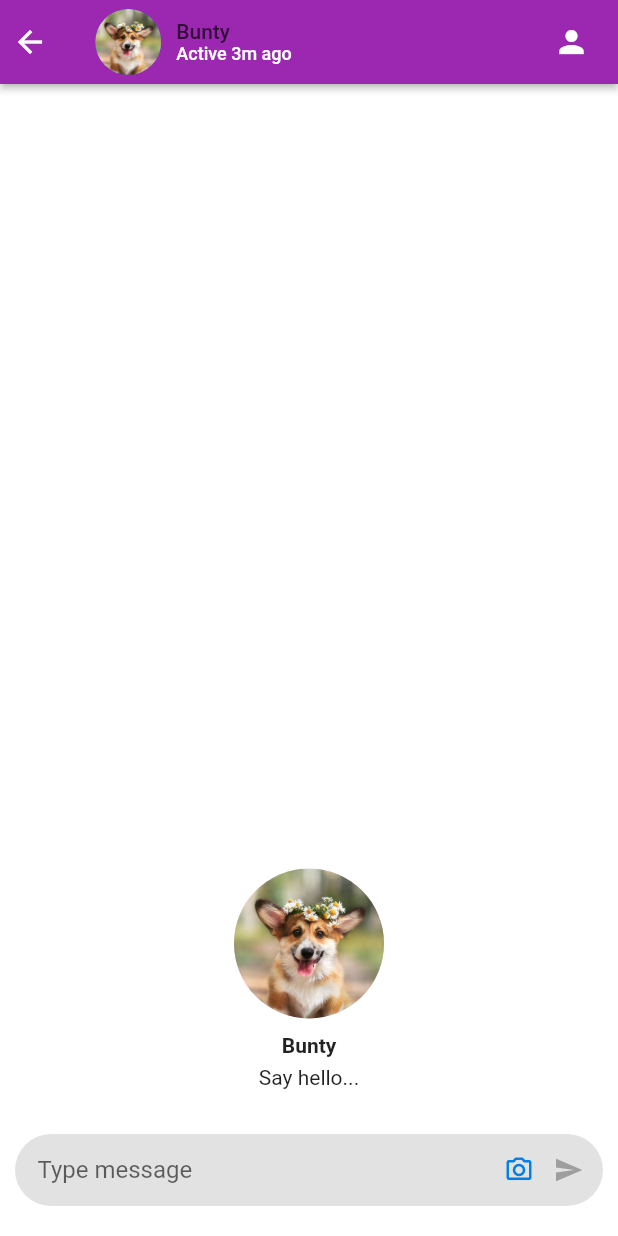
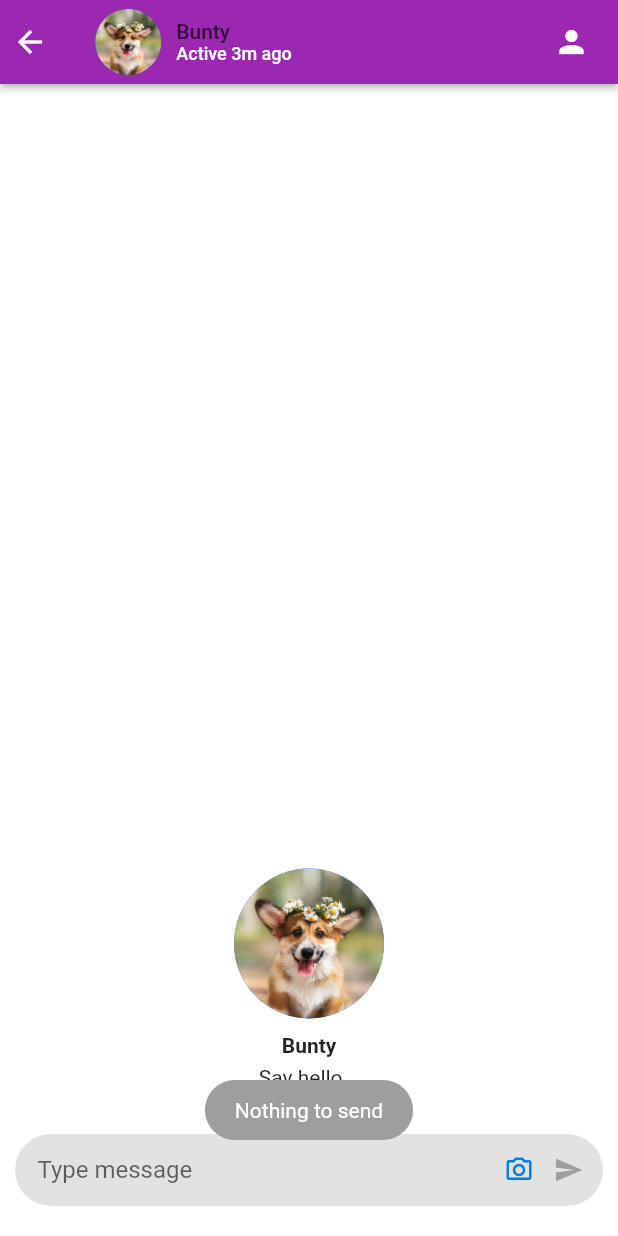
Before and after one commit to pari1bhatt/wanted_umbrella, a Flutter app: the MessageScreen screen opened by its route, after a tap on the "send" icon, on a phone screen of 412 x 824 dp. Run offline on Flutter 3.47's test engine with Material 2 defaults, Android fonts, the phone set to English and light mode, and no system bars; our stand-ins replace awesome_dialog, cloud_firestore, file_picker, firebase_auth, firebase_core, firebase_storage and 4 more; accounts and stored records are empty.

Commit message:
Static chat implemented between two user "shrisha01@gmail.com" and "guna@gmail.com"

```diff
--- a/lib/pages/chat/message_screen.dart
+++ b/lib/pages/chat/message_screen.dart
@@ -1,11 +1,30 @@
+import 'package:cloud_firestore/cloud_firestore.dart';
 import 'package:flutter/material.dart';
+import 'package:fluttertoast/fluttertoast.dart';
 import 'package:wanted_umbrella/models/chat_message.dart';
 import 'package:wanted_umbrella/utils/constants.dart';
+
+import '../../models/userChat.dart';
+import '../../providers/chatProvider.dart';
+import '../../utils/firestore_constants.dart';
+import 'package:provider/provider.dart';
+
+import '../on_boarding/on_boarding_provider.dart';
 
 class MessageScreen extends StatefulWidget {
   final bool isChatBot;
 
-  const MessageScreen({this.isChatBot = false, Key? key}) : super(key: key);
+  /*final String roomID;
+  final UserChat userChat;
+  final UserChat currUser;*/
+
+
+  const MessageScreen(
+      {this.isChatBot = false,
+        /*required this.roomID,
+        required this.userChat,
+        required this.currUser,*/
+    Key? key}) : super(key: key);
 
   @override
   State<MessageScreen> createState() => _MessageScreenState();
@@ -15,17 +34,73 @@ class _MessageScreenState extends State<MessageScreen> {
   final chatInputController = TextEditingController();
   final ScrollController _scrollController = ScrollController();
   bool haveText = false;
+  bool needJump_toEnd = false;
+
 
   @override
+  void dispose() {
+    chatInputController.dispose();
+    _scrollController.dispose();
+    super.dispose();
+  }
+  // handle send message
+  void handleSend_message(ChatProvider chatProvider) {
+    if (haveText) {
+      setState(() {
+        needJump_toEnd = true;
+      });
+
+      ChatMessage chatMessage = new ChatMessage(
+        roomID: chatProvider.roomId,//widget.roomID,
+        FromUser: chatProvider.currentUserId,//widget.currUser.id.toString(),
+        text: chatInputController.text,
+        type: FirestoreContants.type_message_text,
+        time: DateTime.now().toString(),
+      );
+      chatProvider.sendChatMessage(chatMessage, chatProvider.roomId/*widget.roomID*/).then((value) {
+        chatInputController.text = "";
+        // show send animation
+        _scrollController.animateTo(_scrollController.position.maxScrollExtent,
+            duration: const Duration(milliseconds: 300), curve: Curves.easeOut);
+        stop_sendAnimation();
+        setState(() {
+          haveText = false;
+        });
+      });
+    } else {
+      Fluttertoast.showToast(
+          msg: 'Nothing to send', backgroundColor: Colors.grey);
+    }
+  }
+
+  // stop send animation for receive message after 300 milliseconds
+  // becase we need 300 milliseconds to show animation send
+  void stop_sendAnimation() async {
+    await Future.delayed(const Duration(milliseconds: 300), () {
+      setState(() {
+        needJump_toEnd = false;
+      });
+    });
+  }
+
+  void autoScroll_toEnd() {
+    if (_scrollController.hasClients) {
+      _scrollController.jumpTo(_scrollController.position.maxScrollExtent);
+    } else {
+      setState(() => null);
+    }
+  }
+  @override
   Widget build(BuildContext context) {
+    final chatProvider = Provider.of<ChatProvider>(context);
     return Scaffold(
-      appBar: buildAppbar(context),
-      body: buildBody(context),
+      appBar: buildAppbar(context,chatProvider),
+      body: buildBody(context,chatProvider),
     );
   }
 
   // appbar
-  AppBar buildAppbar(BuildContext context) {
+  AppBar buildAppbar(BuildContext context,ChatProvider chatProvider) {
     return AppBar(
       leadingWidth: 40,
       elevation: 2,
@@ -61,24 +136,31 @@ class _MessageScreenState extends State<MessageScreen> {
   }
 
   // body
-  SafeArea buildBody(BuildContext context) {
+  SafeArea buildBody(BuildContext context,ChatProvider chatProvider) {
     return SafeArea(
         child: Container(
       color: Colors.grey.withOpacity(0.00),
       child: Column(
         children: [
           Expanded(
-            child: ChatMessageList(),
+            child: ChatMessageList(chatProvider),
           ),
-          chatInputField(),
+          chatInputField(chatProvider),
         ],
       ),
     ));
   }
 
   // list message
-  Widget ChatMessageList() {
-    if (true) {
+  Widget ChatMessageList(ChatProvider chatProvider) {
+    return StreamBuilder<QuerySnapshot>(
+      stream: chatProvider.getMessageWithChatroomID(chatProvider.roomId/*widget.roomID*/),
+      builder: (BuildContext context, AsyncSnapshot<QuerySnapshot> snapshot) {
+        if (snapshot.hasData) {
+          // if we got data
+          if (snapshot.data!.docs.length == 0) {
+            // if they haven't sent message
+
             return Center(
               child: Column(
                 mainAxisAlignment: MainAxisAlignment.end,
@@ -86,53 +168,73 @@ class _MessageScreenState extends State<MessageScreen> {
                   CircleAvatar(
                     backgroundImage: AssetImage(widget.isChatBot ? GetImages.robot_icon : GetImages.dog3),
                     radius: 50,
-              backgroundColor: GetColors.purple.withOpacity(0.2),
                   ),
-            const SizedBox(height: 10),
+                  SizedBox(
+                    height: 10,
+                  ),
                   Text(
                     widget.isChatBot ? "Chatbot" :"Bunty",
                     style: TextStyle(fontWeight: FontWeight.bold),
                   ),
-            const SizedBox(height: 5),
-            Text(widget.isChatBot ? "Ask Something..." : "Say hello..."),
-            const SizedBox(height: 20),
+                  SizedBox(
+                    height: 5,
+                  ),
+                  Text("Say hello..."),
+                  SizedBox(
+                    height: 20,
+                  ),
                 ],
               ),
             );
           } else {
+            // if they have sent message
+            WidgetsBinding.instance?.addPostFrameCallback((_) {
+              // when we sen message we need the send animation,
+              // but when we got the receive message we don't need animation
+              if (!needJump_toEnd) autoScroll_toEnd();
+            });
+
             // convert QuerySnapShot to List data
             List<ChatMessage> messageData = [];
-      for (int i = 0; i < 6; i++) {
-        String UserIDSent = "user_id";
+            for (int i = 0; i < snapshot.data!.docs.length; i++) {
+              String UserID_sent =
+              snapshot.data!.docs[i][FirestoreContants.FromUser_message];
 
               messageData.add(ChatMessage(
-          roomID: "2",
-          FromUser: "FromUser$i",
-          text: "Sample text message",
-          type: "type",
-          time: "time",
-        ));
+                  roomID: chatProvider.roomId/*widget.roomID*/,
+                  FromUser: snapshot.data!.docs[i]
+                  [FirestoreContants.FromUser_message],
+                  text: snapshot.data!.docs[i][FirestoreContants.text_message],
+                  type: snapshot.data!.docs[i][FirestoreContants.type_message],
+                  time: snapshot.data!.docs[i]
+                  [FirestoreContants.time_message]));
             }
 
             return ListView.builder(
                 controller: _scrollController,
-          itemCount: 6,
+                itemCount: snapshot.data!.docs.length,
                 itemBuilder: (context, index) {
-            return messageData[index].FromUser == "FromUser5"
+                  return messageData[index].FromUser == chatProvider.currentUserId/*widget.currUser.id*/
                       ? itemMessage_Sender(
                     message: messageData[index].text,
                   )
                       : itemMessage_receiver(
-                    photo: GetImages.dog4,
+                    photo: /*widget.userChat.photo!*/"",
                     message: messageData[index].text,
-                    // chatProvider: chatProvider,
+                    chatProvider: chatProvider,
                   );
                 });
           }
+        } else
+          return Center(
+            child: Text("Loading..."),
+          );
+      },
+    );
   }
 
   // chat input
-  Widget chatInputField() {
+  Widget chatInputField(ChatProvider chatProvider) {
     return Row(
       children: [
         const SizedBox(width: 10),
@@ -148,14 +250,14 @@ class _MessageScreenState extends State<MessageScreen> {
                 Expanded(
                     child: TextField(
                   onChanged: (text) {
-                    // if (text.length > 0)
-                    //   setState(() {
-                    //     haveText = true;
-                    //   });
-                    // else
-                    //   setState(() {
-                    //     haveText = false;
-                    //   });
+                    if (text.length > 0)
+                      setState(() {
+                        haveText = true;
+                      });
+                    else
+                      setState(() {
+                        haveText = false;
+                      });
                   },
                   controller: chatInputController,
                   decoration: const InputDecoration(hintText: 'Type message', border: InputBorder.none),
@@ -167,7 +269,7 @@ class _MessageScreenState extends State<MessageScreen> {
                 const SizedBox(width: 13),
                 InkWell(
                     onTap: () {
-                      // handleSend_message(chatProvider);
+                      handleSend_message(chatProvider);
                     },
                     child: Icon(Icons.send,
                         color: haveText ? const Color.fromARGB(255, 0, 127, 232) : Colors.grey, size: 20)),
@@ -218,12 +320,11 @@ class itemMessage_Sender extends StatelessWidget {
 class itemMessage_receiver extends StatelessWidget {
   final String message;
   final String photo;
-
-  // final ChatProvider chatProvider;
+  final ChatProvider chatProvider;
   const itemMessage_receiver(
       {Key? key,
       required this.message,
-      // required this.chatProvider,
+      required this.chatProvider,
       required this.photo})
       : super(key: key);
 
@@ -232,10 +333,10 @@ class itemMessage_receiver extends StatelessWidget {
     return Container(
       margin: const EdgeInsets.only(left: 10, top: 20, bottom: 10),
       child: Row(mainAxisAlignment: MainAxisAlignment.start, children: [
-        CircleAvatar(
+       /* CircleAvatar(
           backgroundImage: AssetImage(photo),
           radius: 17,
-        ),
+        ),*/
         Container(
           margin: const EdgeInsets.only(left: 10),
           decoration: BoxDecoration(
--- /dev/null
+++ b/lib/providers/chatProvider.dart
@@ -0,0 +1,38 @@
+import 'package:wanted_umbrella/utils/firestore_constants.dart';
+import 'package:wanted_umbrella/models/chat_message.dart';
+import 'package:cloud_firestore/cloud_firestore.dart';
+import 'package:firebase_auth/firebase_auth.dart';
+import 'package:firebase_storage/firebase_storage.dart';
+import 'package:flutter/material.dart';
+
+class ChatProvider extends ChangeNotifier {
+  //todo need to remove this static code
+  String roomId = "hDHplGIVxsKO9kbN0dVi";
+  String fromUser = "";
+  String currentUserId = "";
+
+
+  final FirebaseFirestore firestore;
+
+  ChatProvider({required this.firestore});
+
+  Stream<QuerySnapshot> getMessageWithChatroomID(String roomID) {
+    return FirebaseFirestore.instance
+        .collection(FirestoreContants.messageCollection)
+        .where(FirestoreContants.roomID_message, isEqualTo: roomID)
+        .snapshots();
+  }
+
+  Future<void> sendChatMessage(ChatMessage chatMessage, String roomID) async {
+    await firestore
+        .collection(FirestoreContants.messageCollection)
+        .doc(DateTime.now().millisecondsSinceEpoch.toString())
+        .set({
+      FirestoreContants.roomID_message: chatMessage.roomID,
+      FirestoreContants.FromUser_message: chatMessage.FromUser,
+      FirestoreContants.text_message: chatMessage.text,
+      FirestoreContants.type_message: chatMessage.type,
+      FirestoreContants.time_message: chatMessage.time,
+    });
+  }
+}
--- /dev/null
+++ b/lib/utils/firestore_constants.dart
@@ -0,0 +1,21 @@
+class FirestoreContants {
+  static const userCollection = "users";
+  static const email_user = "email";
+  static const id_user = "id";
+  static const name_user = "name";
+  static const photo_user = "profile_image";
+
+  static const roomCollection = "room";
+  static const roomID_room = "roomID";
+  static const UserID_room = "userID";
+
+  static const messageCollection = "message";
+  static const roomID_message = "roomID";
+  static const FromUser_message = "FromUser";
+  static const text_message = "text";
+  static const time_message = "time";
+  static const type_message = "type";
+  static const type_message_text = "text";
+  static const type_message_image = "image";
+  static const storage_profileImagePath = "user/profile/";
+}
--- a/pubspec.yaml
+++ b/pubspec.yaml
@@ -47,7 +47,7 @@ dependencies:
   intl: ^0.17.0
   path_provider: ^2.0.11
   url_launcher: ^6.1.7
-
+  fluttertoast: ^8.0.9
 dev_dependencies:
   flutter_test:
     sdk: flutter
```
Also changed, not shown: lib/main.dart (+9 -0 lines), lib/models/userChat.dart (added, +49 -0 lines), lib/pages/dashboard_main.dart (+18 -0 lines), lib/pages/on_boarding/login.dart (+8 -6 lines). Lines whose indentation alone changed are shown as unchanged.
